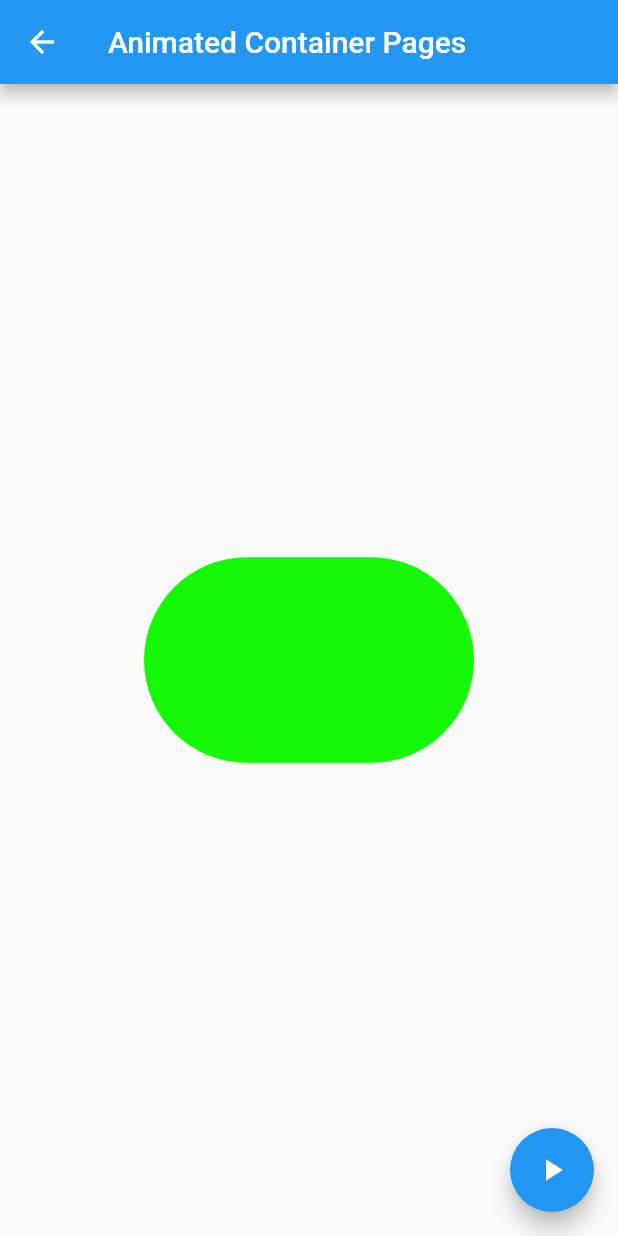
After one commit to luisg18997/flutter_component, a Flutter app: the AnimatedContainerPage screen opened by its route, after a tap on the "play arrow" icon, on a phone screen of 412 x 824 dp. The commit adds this screen. Run offline on Flutter 3.47's test engine with Material 2 defaults, Android fonts, the phone set to English and light mode, and no system bars.

Commit message:
add animated container pages

```diff
--- a/data/menu_opts.json
+++ b/data/menu_opts.json
@@ -15,6 +15,11 @@
             "ruta" : "card",
             "icon" : "folder_open",
             "texto": "Cards - Tarjetas"
+        },
+        {
+            "ruta" : "animatedContainer",
+            "icon" : "donut_large",
+            "texto": "Animated Container"
         }
     ]
 }
--- /dev/null
+++ b/lib/src/pages/animated_container_page.dart
@@ -0,0 +1,53 @@
+import 'dart:math';
+
+import 'package:flutter/material.dart';
+
+class AnimatedContainerPage extends StatefulWidget {
+  AnimatedContainerPage({Key key}) : super(key: key);
+
+  @override
+  _AnimatedContainerPageState createState() => _AnimatedContainerPageState();
+}
+
+class _AnimatedContainerPageState extends State<AnimatedContainerPage> {
+  double _width =50.0;
+  double _height = 50.0;
+  Color _color = Colors.pink;
+  BorderRadiusGeometry _borderRadius = BorderRadius.circular(8.0);
+
+  @override
+  Widget build(BuildContext context) {
+    return Scaffold(
+      appBar: AppBar(
+        title: Text('Animated Container Pages'),
+      ),
+      body: Center(
+        child: AnimatedContainer(
+            width: _width,
+            height: _height,
+            duration: Duration(seconds: 1),
+            curve: Curves.fastOutSlowIn,
+            decoration: BoxDecoration(
+              borderRadius: _borderRadius,
+              color: _color
+            ),
+        ),
+      ),
+      floatingActionButton: FloatingActionButton(
+        onPressed: _changeForm,
+        child: Icon(Icons.play_arrow),
+      ),
+    );
+  }
+
+  void _changeForm() {
+    final random = Random();
+    setState(() {
+      _width = random.nextInt(300).toDouble();
+      _height = random.nextInt(300).toDouble();
+      _color = Color.fromRGBO(random.nextInt(300), random.nextInt(300), random.nextInt(300), 1);
+      _borderRadius = BorderRadius.circular(random.nextInt(300).toDouble());
+    });
+
+  }
+}
--- a/lib/src/routes/routes.dart
+++ b/lib/src/routes/routes.dart
@@ -1,3 +1,4 @@
+import 'package:components/src/pages/animated_container_page.dart';
 import 'package:flutter/material.dart';
 
 //pages
@@ -12,6 +13,7 @@ Map<String, WidgetBuilder> getApplicationRoutes() {
     'alert': (BuildContext context) => AlertPage(),
     'avatar': (BuildContext context) => AvatarPage(),
     'card': (BuildContext context) => CardPage(),
+    'animatedContainer': (BuildContext context) => AnimatedContainerPage()
   };
 
 }
--- a/lib/src/utils/icon_string_util.dart
+++ b/lib/src/utils/icon_string_util.dart
@@ -4,6 +4,7 @@ final _icons  = <String, IconData>{
   'add_alert': Icons.add_alert,
   'accessibility': Icons.accessibility,
   'folder_open': Icons.folder_open,
+  'donut_large': Icons.donut_large,
 };
 
 
```
